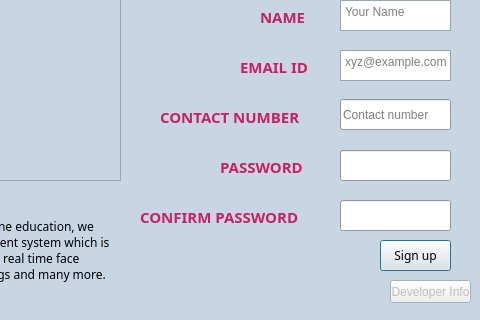
Qt form SignUpWindow.ui (sarthakforwet/Attendance-Record-Management-System) before a commit; both pictures show x 260 to 740 and y 120 to 440 of the 740 by 440 pixel window.
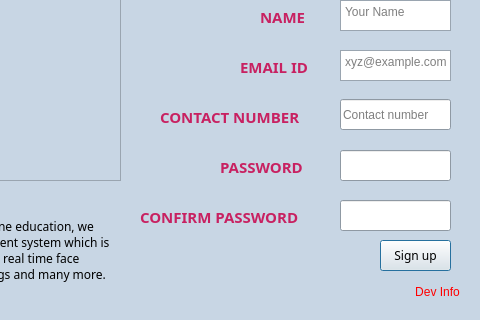
The same form after that commit. Icons and pictures are not drawn.

Commit message: SIgnUPWindow: updated dev info

What changed in the file:
```diff
--- a/SignUpWindow.ui
+++ b/SignUpWindow.ui
@@ -901,31 +901,6 @@
      <bool>true</bool>
     </property>
    </widget>
-   <widget class="QPushButton" name="pushButton_2">
-    <property name="enabled">
-     <bool>false</bool>
-    </property>
-    <property name="geometry">
-     <rect>
-      <x>650</x>
-      <y>400</y>
-      <width>81</width>
-      <height>23</height>
-     </rect>
-    </property>
-    <property name="focusPolicy">
-     <enum>Qt::StrongFocus</enum>
-    </property>
-    <property name="text">
-     <string>Developer Info</string>
-    </property>
-    <property name="autoDefault">
-     <bool>false</bool>
-    </property>
-    <property name="flat">
-     <bool>false</bool>
-    </property>
-   </widget>
    <widget class="QLineEdit" name="contact">
     <property name="geometry">
      <rect>
@@ -980,6 +955,221 @@
      <bool>false</bool>
     </property>
    </widget>
+   <widget class="QPushButton" name="devInfo">
+    <property name="geometry">
+     <rect>
+      <x>660</x>
+      <y>400</y>
+      <width>75</width>
+      <height>23</height>
+     </rect>
+    </property>
+    <property name="palette">
+     <palette>
+      <active>
+       <colorrole role="WindowText">
+        <brush brushstyle="SolidPattern">
+         <color alpha="255">
+          <red>0</red>
+          <green>0</green>
+          <blue>0</blue>
+         </color>
+        </brush>
+       </colorrole>
+       <colorrole role="Button">
+        <brush brushstyle="SolidPattern">
+         <color alpha="255">
+          <red>255</red>
+          <green>255</green>
+          <blue>255</blue>
+         </color>
+        </brush>
+       </colorrole>
+       <colorrole role="Light">
+        <brush brushstyle="SolidPattern">
+         <color alpha="255">
+          <red>255</red>
+          <green>255</green>
+          <blue>255</blue>
+         </color>
+        </brush>
+       </colorrole>
+       <colorrole role="Dark">
+        <brush brushstyle="SolidPattern">
+         <color alpha="255">
+          <red>255</red>
+          <green>255</green>
+          <blue>127</blue>
+         </color>
+        </brush>
+       </colorrole>
+       <colorrole role="Mid">
+        <brush brushstyle="SolidPattern">
+         <color alpha="255">
+          <red>0</red>
+          <green>255</green>
+          <blue>255</blue>
+         </color>
+        </brush>
+       </colorrole>
+       <colorrole role="Text">
+        <brush brushstyle="SolidPattern">
+         <color alpha="255">
+          <red>0</red>
+          <green>0</green>
+          <blue>0</blue>
+         </color>
+        </brush>
+       </colorrole>
+       <colorrole role="ButtonText">
+        <brush brushstyle="SolidPattern">
+         <color alpha="255">
+          <red>255</red>
+          <green>0</green>
+          <blue>0</blue>
+         </color>
+        </brush>
+       </colorrole>
+      </active>
+      <inactive>
+       <colorrole role="WindowText">
+        <brush brushstyle="SolidPattern">
+         <color alpha="255">
+          <red>0</red>
+          <green>0</green>
+          <blue>0</blue>
+         </color>
+        </brush>
+       </colorrole>
+       <colorrole role="Button">
+        <brush brushstyle="SolidPattern">
+         <color alpha="255">
+          <red>255</red>
+          <green>255</green>
+          <blue>255</blue>
+         </color>
+        </brush>
+       </colorrole>
+       <colorrole role="Light">
+        <brush brushstyle="SolidPattern">
+         <color alpha="255">
+          <red>255</red>
+          <green>255</green>
+          <blue>255</blue>
+         </color>
+        </brush>
+       </colorrole>
+       <colorrole role="Dark">
+        <brush brushstyle="SolidPattern">
+         <color alpha="255">
+          <red>255</red>
+          <green>255</green>
+          <blue>127</blue>
+         </color>
+        </brush>
+       </colorrole>
+       <colorrole role="Mid">
+        <brush brushstyle="SolidPattern">
+         <color alpha="255">
+          <red>0</red>
+          <green>255</green>
+          <blue>255</blue>
+         </color>
+        </brush>
+       </colorrole>
+       <colorrole role="Text">
+        <brush brushstyle="SolidPattern">
+         <color alpha="255">
+          <red>0</red>
+          <green>0</green>
+          <blue>0</blue>
+         </color>
+        </brush>
+       </colorrole>
+       <colorrole role="ButtonText">
+        <brush brushstyle="SolidPattern">
+         <color alpha="255">
+          <red>255</red>
+          <green>0</green>
+          <blue>0</blue>
+         </color>
+        </brush>
+       </colorrole>
+      </inactive>
+      <disabled>
+       <colorrole role="WindowText">
+        <brush brushstyle="SolidPattern">
+         <color alpha="255">
+          <red>255</red>
+          <green>255</green>
+          <blue>127</blue>
+         </color>
+        </brush>
+       </colorrole>
+       <colorrole role="Button">
+        <brush brushstyle="SolidPattern">
+         <color alpha="255">
+          <red>255</red>
+          <green>255</green>
+          <blue>255</blue>
+         </color>
+        </brush>
+       </colorrole>
+       <colorrole role="Light">
+        <brush brushstyle="SolidPattern">
+         <color alpha="255">
+          <red>255</red>
+          <green>255</green>
+          <blue>255</blue>
+         </color>
+        </brush>
+       </colorrole>
+       <colorrole role="Dark">
+        <brush brushstyle="SolidPattern">
+         <color alpha="255">
+          <red>255</red>
+          <green>255</green>
+          <blue>127</blue>
+         </color>
+        </brush>
+       </colorrole>
+       <colorrole role="Mid">
+        <brush brushstyle="SolidPattern">
+         <color alpha="255">
+          <red>0</red>
+          <green>255</green>
+          <blue>255</blue>
+         </color>
+        </brush>
+       </colorrole>
+       <colorrole role="Text">
+        <brush brushstyle="SolidPattern">
+         <color alpha="255">
+          <red>255</red>
+          <green>255</green>
+          <blue>127</blue>
+         </color>
+        </brush>
+       </colorrole>
+       <colorrole role="ButtonText">
+        <brush brushstyle="SolidPattern">
+         <color alpha="255">
+          <red>255</red>
+          <green>255</green>
+          <blue>127</blue>
+         </color>
+        </brush>
+       </colorrole>
+      </disabled>
+     </palette>
+    </property>
+    <property name="text">
+     <string>Dev Info</string>
+    </property>
+    <property name="flat">
+     <bool>true</bool>
+    </property>
+   </widget>
   </widget>
   <widget class="QStatusBar" name="statusbar">
    <property name="geometry">
```
